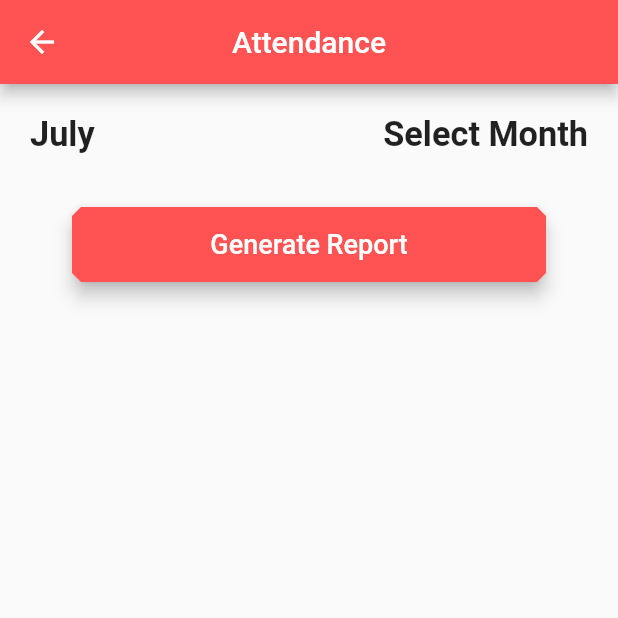
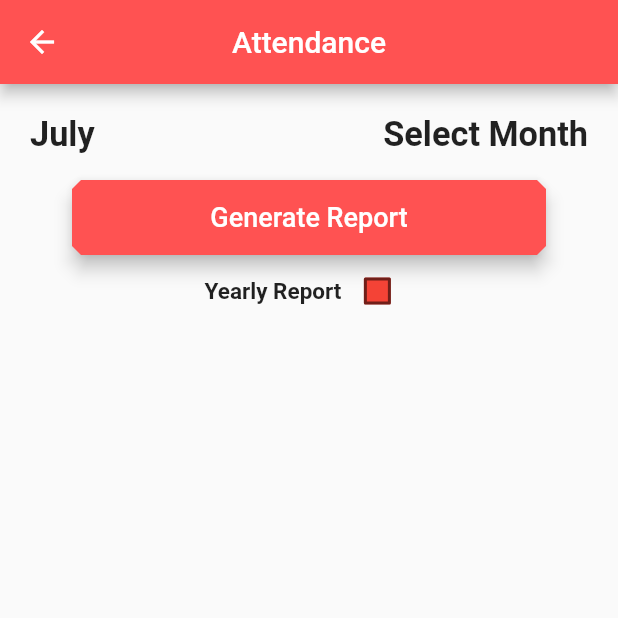
Before and after one commit to affan3699/Assantendance, a Flutter app: the AdminViewAttendance screen opened directly with empty values, after a tap on "Generate Report", on a phone screen of 412 x 824 dp, the top half of it. Run offline on Flutter 3.47's test engine with Material 2 defaults, Android fonts, the phone set to English and light mode, and no system bars; our stand-ins replace cached_network_image, device_info_plus, firebase_auth, firebase_core, firebase_database, firebase_storage and 9 more; missing offline and left inert: flutter_calendar_widget, get_mac, month_year_picker; accounts and stored records are empty; network calls fail.

Commit message:
Add Yearly Report

```diff
--- a/lib/Screens/AdminViewAttendance.dart
+++ b/lib/Screens/AdminViewAttendance.dart
@@ -1,5 +1,6 @@
 import 'dart:io';
 
+import 'package:assantendance/api/pdf_invoice_api2.dart';
 import 'package:firebase_database/firebase_database.dart';
 import 'package:firebase_database/ui/firebase_animated_list.dart';
 import 'package:flutter/material.dart';
@@ -28,7 +29,8 @@ class _AdminViewAttendance extends State<AdminViewAttendance> {
   List<String> dates = <String>[];
   List<String> checkIn = <String>[];
   List<String> checkOut = <String>[];
-  bool flag = true;
+  List<String> months = <String>[];
+  bool flag = true, checkBox = false;
   Map<String, double> dataMap = {};
 
   @override
@@ -48,6 +50,7 @@ class _AdminViewAttendance extends State<AdminViewAttendance> {
     dates.clear();
     checkIn.clear();
     checkOut.clear();
+    months.clear();
 
     return Scaffold(
       appBar: AppBar(
@@ -89,6 +92,46 @@ class _AdminViewAttendance extends State<AdminViewAttendance> {
                       ),
                     ],
                   ),
+                  Container(
+                    padding: EdgeInsets.symmetric(horizontal: 28),
+                    child: ElevatedButton(
+                      onPressed: () {
+                        generateReport();
+                      },
+                      style: ElevatedButton.styleFrom(
+                        primary: Colors.redAccent,
+                        elevation: 5.0,
+                        shape: const BeveledRectangleBorder(
+                            borderRadius:
+                                BorderRadius.all(Radius.circular(6.0))),
+                        minimumSize: Size.fromHeight(50.0),
+                      ),
+                      child: Text(
+                        "Generate Report",
+                        style: TextStyle(
+                          color: Colors.white,
+                          fontSize: 18,
+                        ),
+                      ),
+                    ),
+                  ),
+                  Row(
+                    mainAxisAlignment: MainAxisAlignment.center,
+                    children: [
+                      Text('Yearly Report',
+                          style: TextStyle(
+                              fontSize: 15, fontWeight: FontWeight.bold)),
+                      Checkbox(
+                        value: checkBox,
+                        onChanged: (value) {
+                          setState(() {
+                            checkBox = !checkBox;
+                          });
+                        },
+                        fillColor: MaterialStateProperty.all(Colors.red),
+                      ),
+                    ],
+                  ),
                   FirebaseAnimatedList(
                     key: _key,
                     physics: BouncingScrollPhysics(),
@@ -100,10 +143,19 @@ class _AdminViewAttendance extends State<AdminViewAttendance> {
                       final data2 = snapshot.key as dynamic; // Days
 
                       String getMonth = data2.toString().split(" ")[1];
-                      if (getMonth == month) {
+
+                      if (checkBox == false) {
+                        if (getMonth == month) {
+                          dates.add(data2);
+                          checkIn.add(data['CheckIn']);
+                          checkOut.add(data['CheckOut']);
+                        }
+                      } else {
+                        months.add(getMonth);
                         dates.add(data2);
                         checkIn.add(data['CheckIn']);
                         checkOut.add(data['CheckOut']);
+                        print(months);
                       }
 
                       //print(getMonth);
@@ -208,29 +260,6 @@ class _AdminViewAttendance extends State<AdminViewAttendance> {
                     },
                   ),
                   SizedBox(height: 18.0),
-                  Container(
-                    padding: EdgeInsets.symmetric(horizontal: 28),
-                    child: ElevatedButton(
-                      onPressed: () {
-                        generateReport();
-                      },
-                      style: ElevatedButton.styleFrom(
-                        primary: Colors.redAccent,
-                        elevation: 5.0,
-                        shape: const BeveledRectangleBorder(
-                            borderRadius:
-                                BorderRadius.all(Radius.circular(6.0))),
-                        minimumSize: Size.fromHeight(50.0),
-                      ),
-                      child: Text(
-                        "Generate Report",
-                        style: TextStyle(
-                          color: Colors.white,
-                          fontSize: 18,
-                        ),
-                      ),
-                    ),
-                  )
                 ],
               ),
             )
@@ -274,9 +303,13 @@ class _AdminViewAttendance extends State<AdminViewAttendance> {
     // print("PDF ka data = " + date.toString());
 
     //print(dates);
-
-    final pdfFile =
-        await PdfInvoiceApi.generate(month, dates, checkIn, checkOut);
+    final pdfFile;
+    if (checkBox == true) {
+      pdfFile = await PdfInvoiceApi2.generate(
+          months.toSet().toList(), dates, checkIn, checkOut);
+    } else {
+      pdfFile = await PdfInvoiceApi.generate(month, dates, checkIn, checkOut);
+    }
 
     PdfApi.openFile(pdfFile);
   }
--- a/lib/Screens/AdminViewAttendanceChart.dart
+++ b/lib/Screens/AdminViewAttendanceChart.dart
@@ -55,6 +55,7 @@ class _AdminViewAttendanceChartState extends State<AdminViewAttendanceChart> {
               margin: EdgeInsets.all(15.0),
               decoration: BoxDecoration(
                 color: Colors.white,
+                borderRadius: BorderRadius.all(Radius.circular(15.0)),
                 boxShadow: [
                   BoxShadow(
                     color: Colors.black26,
@@ -86,6 +87,7 @@ class _AdminViewAttendanceChartState extends State<AdminViewAttendanceChart> {
                       showLegendsInRow: false,
                       legendPosition: LegendPosition.right,
                       showLegends: true,
+                      legendShape: BoxShape.rectangle,
                       legendTextStyle: TextStyle(
                         fontWeight: FontWeight.bold,
                       ),
--- a/lib/Screens/Drawer.dart
+++ b/lib/Screens/Drawer.dart
@@ -14,12 +14,6 @@ class NavigationDrawer extends StatelessWidget {
         padding: EdgeInsets.zero,
         children: <Widget>[
           _createHeader(),
-          Divider(color: Colors.black),
-          _createDrawerItem(
-            onTap: () {},
-            icon: Icons.dashboard,
-            text: 'Overview',
-          ),
           Divider(color: Colors.black),
           _createDrawerItem(
             onTap: () {
--- a/lib/Screens/ManualAttendance.dart
+++ b/lib/Screens/ManualAttendance.dart
@@ -343,6 +343,11 @@ class _ManualAttendaceState extends State<ManualAttendace> {
       textColor: Colors.white,
       fontSize: 15.0,
     );
+    dateInput.clear();
+    selectedValue = "Select Student";
+    checkInTimeInput.clear();
+    checkOutTimeInput.clear();
+
     //print(data.toString());
   }
 }
--- a/pubspec.yaml
+++ b/pubspec.yaml
@@ -51,6 +51,7 @@ dependencies:
   device_info_plus: ^4.0.1
   cached_network_image: ^3.2.1
   pie_chart: ^5.3.2
+  flutter_calendar_widget: ^0.0.2
 
 dev_dependencies:
   flutter_test:
```
Also changed, not shown: lib/Screens/AdminDashboard.dart (+17 -0 lines), lib/api/pdf_invoice_api2.dart (added, +139 -0 lines), pubspec.lock.
